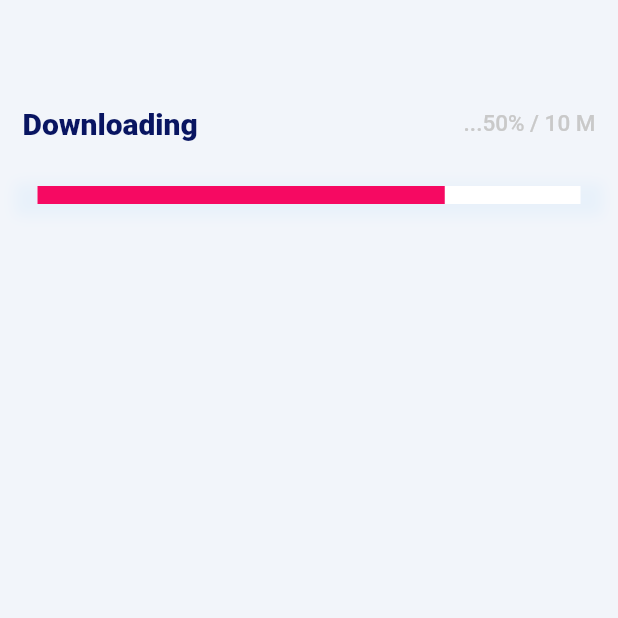
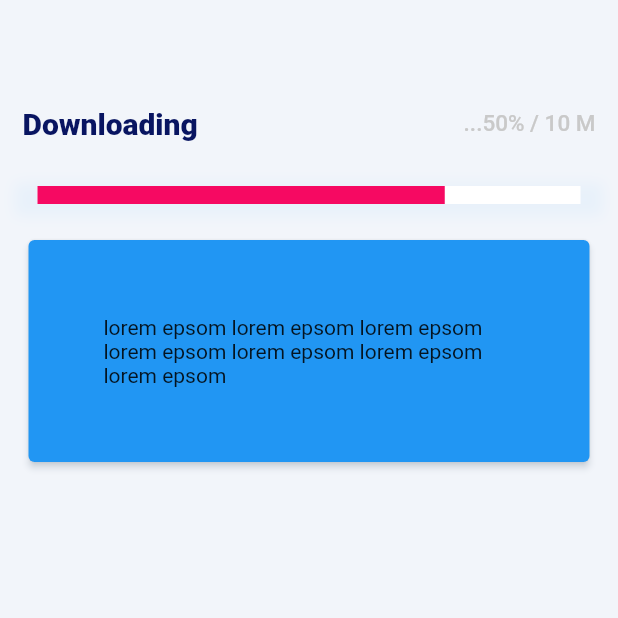
Before and after one commit to iRELGE/downloader_mobile_app, a Flutter app: the screen it shows after launch, on a phone screen of 412 x 824 dp, the top half of it. Run offline on Flutter 3.47's test engine with Material 2 defaults, Android fonts, the phone set to English and light mode, and no system bars; drawn by our look-alikes of percent_indicator; our stand-ins replace bloc, flutter_bloc.

Commit message:
card downloading

```diff
--- a/lib/ControllerPage/ControllerPage.dart
+++ b/lib/ControllerPage/ControllerPage.dart
@@ -81,6 +81,20 @@ class _ControllerPageState extends State<ControllerPage> {
                   ],
                 ),
               ),
+              Container(
+                  margin: EdgeInsets.only(top: 20),
+                  child: Card(
+                      elevation: 2,
+                      shadowColor: AppColors.shadowColor,
+                      color: Colors.blue,
+                      child: Column(
+                        children: [
+                          Container(
+                              margin: EdgeInsets.all(50),
+                              child: Text(
+                                  "lorem epsom lorem epsom lorem epsom lorem epsom lorem epsom lorem epsom lorem epsom "))
+                        ],
+                      ))),
             ],
           ),
         ));
```
